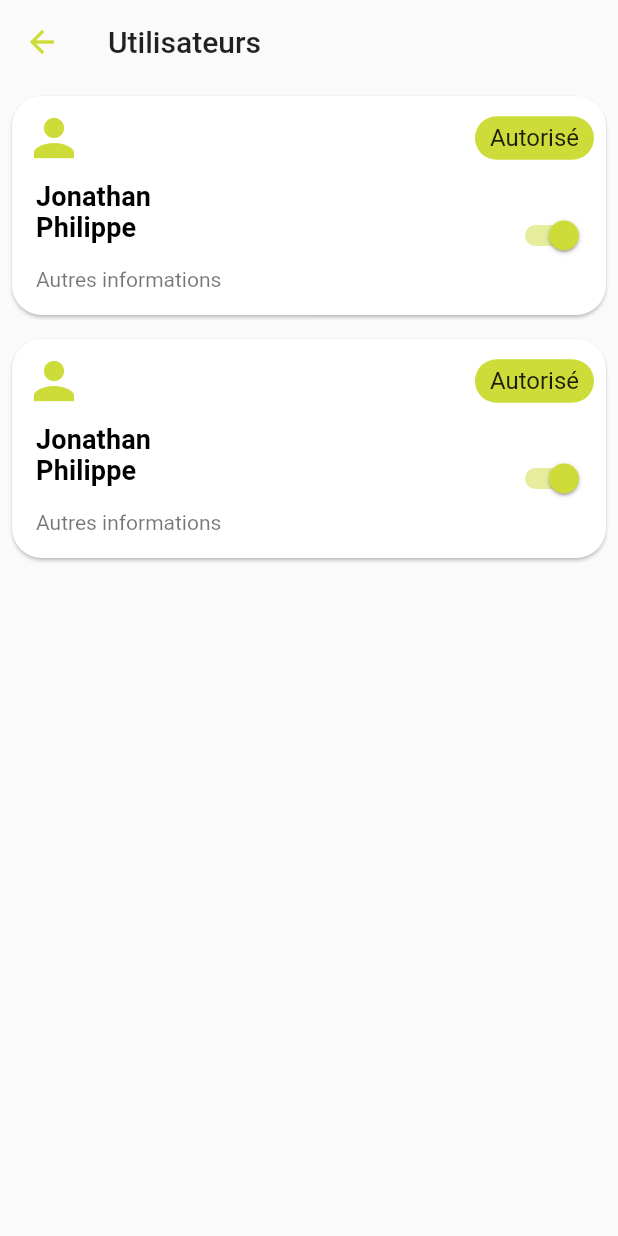
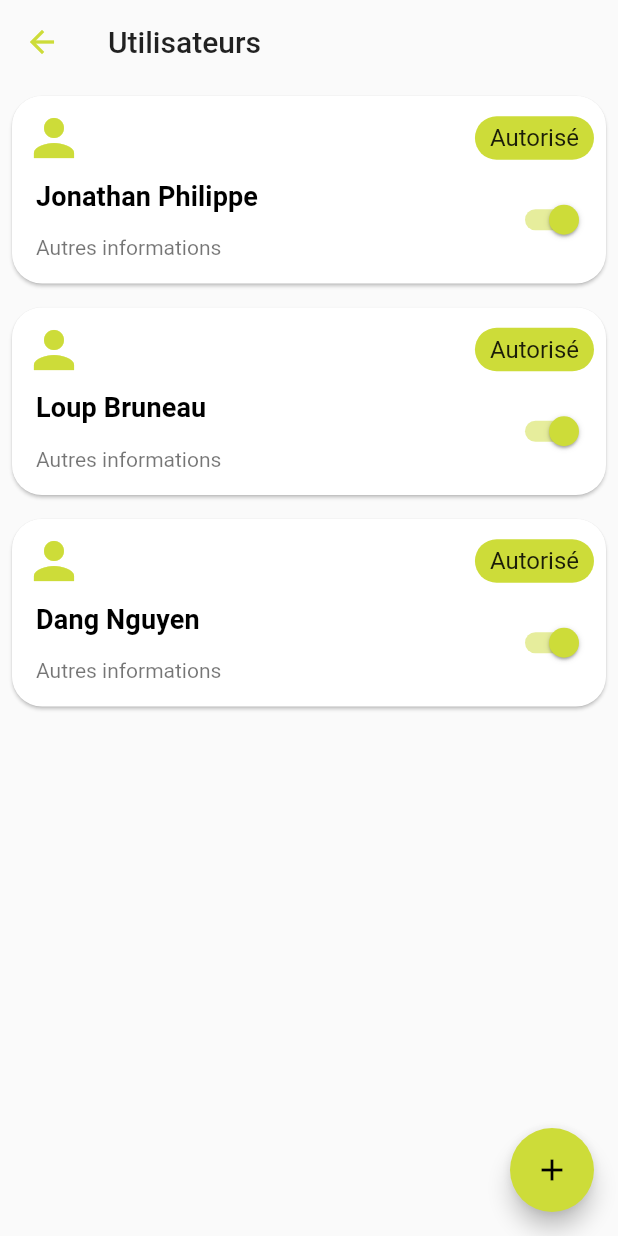
Before and after one commit to philippe-jonathan/AirLux_Application, a Flutter app: the UsersScreen screen opened directly, on a phone screen of 412 x 824 dp. Run offline on Flutter 3.47's test engine with Material 2 defaults, Android fonts, the phone set to English and light mode, and no system bars; our stand-ins replace plugin_platform_interface; missing offline and left inert: functional_data, protobuf.

Commit message:
add create user button on user page

```diff
--- a/airlux/lib/screens/users_screen.dart
+++ b/airlux/lib/screens/users_screen.dart
@@ -24,7 +24,16 @@ class UsersScreenState extends State<UsersScreen> {
     CustomCard(
         icon: Icons.person,
         outlinedIcon: Icons.person_outline,
-        title: "Jonathan Philippe",
+        title: "Loup Bruneau",
+        subtitle: "Autres informations",
+        pillTextOn: "Autorisé",
+        pillTextOff: "Non autorisé",
+        switchValue: true,
+        onSwitchChanged: (bool) {}),
+    CustomCard(
+        icon: Icons.person,
+        outlinedIcon: Icons.person_outline,
+        title: "Dang Nguyen",
         subtitle: "Autres informations",
         pillTextOn: "Autorisé",
         pillTextOff: "Non autorisé",
@@ -85,6 +94,39 @@ class UsersScreenState extends State<UsersScreen> {
           },
         ),
       ),
+      floatingActionButton: FloatingActionButton(
+        onPressed: () {
+          showModalBottomSheet(
+            context: context,
+            builder: (BuildContext context) {
+              return Container(
+                height: 200.0,
+                color: Colors.white,
+                child: Center(
+                  child: Column(
+                    mainAxisAlignment: MainAxisAlignment.center,
+                    children: <Widget>[
+                      Text(
+                        'Contenu de la popup',
+                        style: TextStyle(
+                          fontSize: 20.0,
+                          fontWeight: FontWeight.bold,
+                        ),
+                      ),
+                      SizedBox(height: 20.0),
+                      ElevatedButton(
+                        onPressed: () => Navigator.pop(context),
+                        child: Text('Fermer'),
+                      ),
+                    ],
+                  ),
+                ),
+              );
+            },
+          );
+        },
+        child: const Icon(Icons.add),
+      ),
     );
   }
 }
--- a/airlux/lib/widgets/custom_card.dart
+++ b/airlux/lib/widgets/custom_card.dart
@@ -82,7 +82,7 @@ class CustomCardState extends State<CustomCard> {
                       padding: const EdgeInsets.all(8.0),
                       child: Expanded(
                         child: SizedBox(
-                          width: 95,
+                          width: 250,
                           child: Text(
                             widget.title,
                             style: Theme.of(context).textTheme.titleSmall,
```
